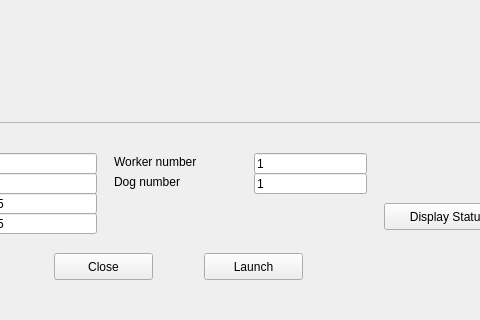
First picture: the form in gui/mainwindow.ui, repository gdsl/SOFTENG-306-PROJECT-1, before the edit; both pictures show x 236 to 716 and y 363 to 683 of the 1037 by 683 pixel window.
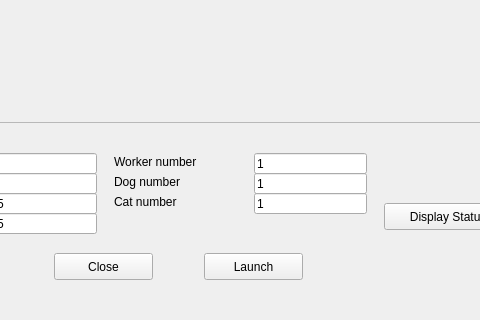
Second picture: the form after the edit.

Commit message: added cats field to GUI

What changed in the file:
```diff
--- a/gui/mainwindow.ui
+++ b/gui/mainwindow.ui
@@ -326,6 +326,33 @@
      <layout class="QHBoxLayout" name="horizontalLayout_2"/>
     </widget>
    </widget>
+   <widget class="QLabel" name="pickerRobotsLabel_4">
+    <property name="geometry">
+     <rect>
+      <x>350</x>
+      <y>520</y>
+      <width>111</width>
+      <height>17</height>
+     </rect>
+    </property>
+    <property name="text">
+     <string>Cat number</string>
+    </property>
+   </widget>
+   <widget class="QLineEdit" name="catsField">
+    <property name="geometry">
+     <rect>
+      <x>490</x>
+      <y>520</y>
+      <width>113</width>
+      <height>21</height>
+     </rect>
+    </property>
+    <property name="text">
+     <string>1</string>
+    </property>
+   </widget>
+   <zorder>displayStatusButton</zorder>
    <zorder>robotScroll</zorder>
    <zorder>robotLabel</zorder>
    <zorder>settingsLabel</zorder>
@@ -340,12 +367,13 @@
    <zorder>animalLabel</zorder>
    <zorder>carrierRobotsField</zorder>
    <zorder>carrierRobotsLabel</zorder>
-   <zorder>generateButton</zorder>
    <zorder>workersField</zorder>
    <zorder>pickerRobotsLabel_2</zorder>
    <zorder>pickerRobotsLabel_3</zorder>
    <zorder>dogsField</zorder>
    <zorder>animalScroll</zorder>
+   <zorder>pickerRobotsLabel_4</zorder>
+   <zorder>catsField</zorder>
   </widget>
   <widget class="QMenuBar" name="menuBar">
    <property name="geometry">
@@ -353,7 +381,7 @@
      <x>0</x>
      <y>0</y>
      <width>1037</width>
-     <height>25</height>
+     <height>21</height>
     </rect>
    </property>
    <widget class="QMenu" name="menuOrchard_Simulator">
```
